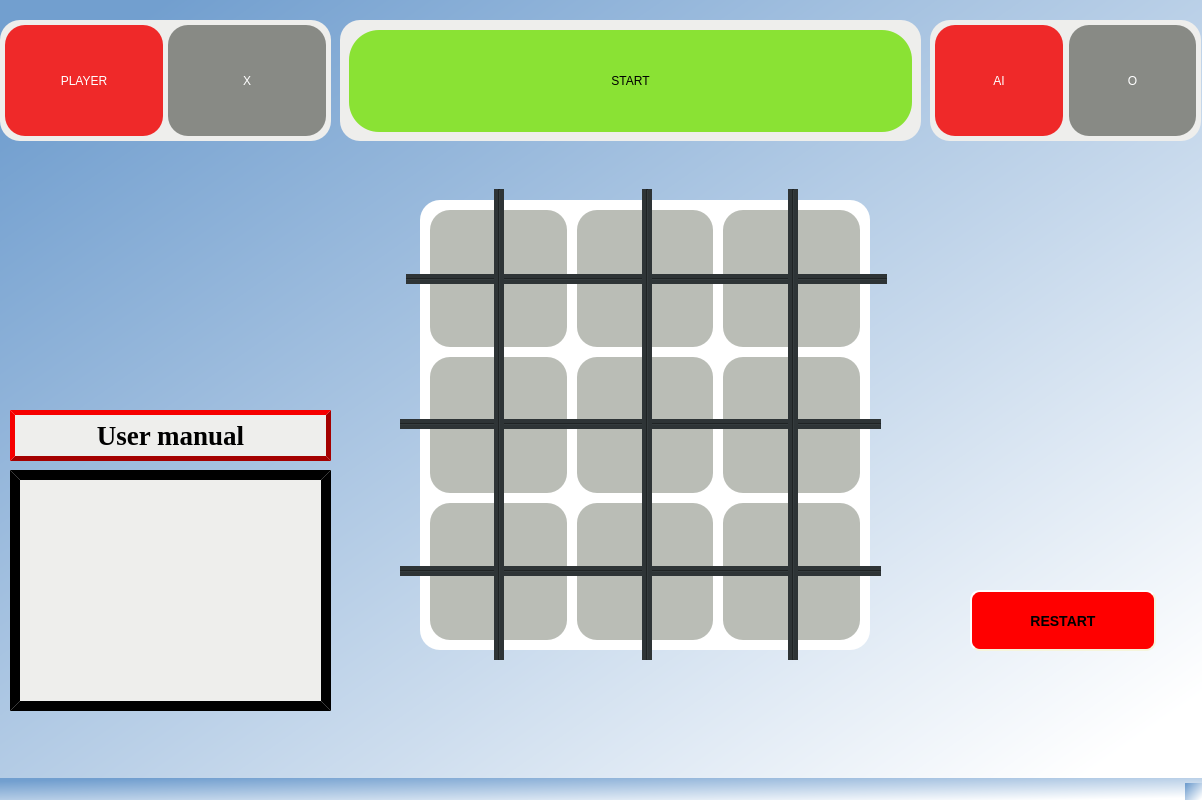
aleksat21/xo_game, file xo.ui: the form before one commit.
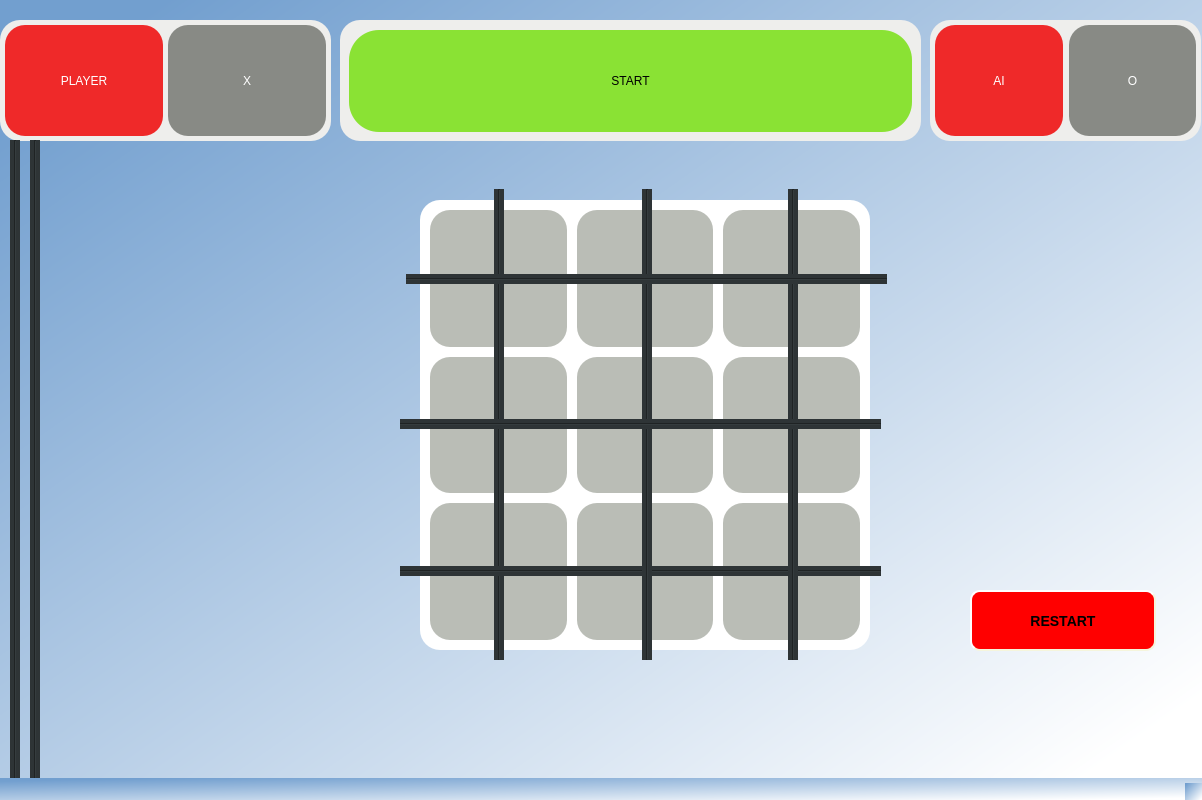
The form after the commit.

```diff
--- a/xo.ui
+++ b/xo.ui
@@ -34,7 +34,7 @@
    <string notr="true">background-color:qlineargradient(spread:pad, x1:0.08, y1:0.063, x2:0.99, y2:0.903, stop:0 rgba(114, 159, 207, 255), stop:1 rgba(255, 255, 255, 255))</string>
   </property>
   <widget class="QWidget" name="centralwidget">
-   <widget class="QFrame" name="xo_object">
+   <widget class="QWidget" name="xo_object" native="true">
     <property name="enabled">
      <bool>true</bool>
     </property>
@@ -454,74 +454,6 @@
      <bool>false</bool>
     </property>
    </widget>
-   <widget class="QTextBrowser" name="tbUserManual">
-    <property name="geometry">
-     <rect>
-      <x>10</x>
-      <y>470</y>
-      <width>321</width>
-      <height>241</height>
-     </rect>
-    </property>
-    <property name="font">
-     <font>
-      <family>Times New Roman</family>
-      <pointsize>20</pointsize>
-      <italic>true</italic>
-     </font>
-    </property>
-    <property name="layoutDirection">
-     <enum>Qt::LeftToRight</enum>
-    </property>
-    <property name="styleSheet">
-     <string notr="true">QTextBrowser {
-	background-color: rgb(238, 238, 236) ;
-    border-style: outset;
-    border-width: 10px;
-    border-color: rgb(0, 0, 0);
-}</string>
-    </property>
-    <property name="html">
-     <string>&lt;!DOCTYPE HTML PUBLIC &quot;-//W3C//DTD HTML 4.0//EN&quot; &quot;http://www.w3.org/TR/REC-html40/strict.dtd&quot;&gt;
-&lt;html&gt;&lt;head&gt;&lt;meta name=&quot;qrichtext&quot; content=&quot;1&quot; /&gt;&lt;style type=&quot;text/css&quot;&gt;
-p, li { white-space: pre-wrap; }
-&lt;/style&gt;&lt;/head&gt;&lt;body style=&quot; font-family:'Times New Roman'; font-size:20pt; font-weight:400; font-style:italic;&quot;&gt;
-&lt;p align=&quot;center&quot; style=&quot;-qt-paragraph-type:empty; margin-top:0px; margin-bottom:0px; margin-left:0px; margin-right:0px; -qt-block-indent:0; text-indent:0px;&quot;&gt;&lt;br /&gt;&lt;/p&gt;&lt;/body&gt;&lt;/html&gt;</string>
-    </property>
-   </widget>
-   <widget class="QLabel" name="lbUserManual">
-    <property name="geometry">
-     <rect>
-      <x>10</x>
-      <y>410</y>
-      <width>321</width>
-      <height>51</height>
-     </rect>
-    </property>
-    <property name="font">
-     <font>
-      <family>Times New Roman</family>
-      <pointsize>20</pointsize>
-      <weight>75</weight>
-      <bold>true</bold>
-     </font>
-    </property>
-    <property name="styleSheet">
-     <string notr="true">QLabel{
-	
-	background-color: rgb(238, 238, 236);
-	border-style: outset;
-	border-width: 5px;
-	border-color: rgb(164, 0, 0)
-}</string>
-    </property>
-    <property name="text">
-     <string>User manual</string>
-    </property>
-    <property name="alignment">
-     <set>Qt::AlignCenter</set>
-    </property>
-   </widget>
    <widget class="QFrame" name="horizontalFrame">
     <property name="geometry">
      <rect>
@@ -804,6 +736,82 @@
      <enum>Qt::Vertical</enum>
     </property>
    </widget>
+   <widget class="QGraphicsView" name="gwCentralView">
+    <property name="geometry">
+     <rect>
+      <x>370</x>
+      <y>180</y>
+      <width>551</width>
+      <height>491</height>
+     </rect>
+    </property>
+    <property name="styleSheet">
+     <string notr="true">background: transparent</string>
+    </property>
+    <property name="interactive">
+     <bool>true</bool>
+    </property>
+    <property name="sceneRect">
+     <rectf>
+      <x>0.000000000000000</x>
+      <y>0.000000000000000</y>
+      <width>0.000000000000000</width>
+      <height>0.000000000000000</height>
+     </rectf>
+    </property>
+   </widget>
+   <widget class="Line" name="lnDiagTopLeft">
+    <property name="enabled">
+     <bool>true</bool>
+    </property>
+    <property name="geometry">
+     <rect>
+      <x>10</x>
+      <y>140</y>
+      <width>10</width>
+      <height>650</height>
+     </rect>
+    </property>
+    <property name="styleSheet">
+     <string notr="true">background-color: rgb(46, 52, 54)</string>
+    </property>
+    <property name="orientation">
+     <enum>Qt::Vertical</enum>
+    </property>
+   </widget>
+   <widget class="Line" name="lnDiagTopRIght">
+    <property name="enabled">
+     <bool>true</bool>
+    </property>
+    <property name="geometry">
+     <rect>
+      <x>30</x>
+      <y>140</y>
+      <width>10</width>
+      <height>650</height>
+     </rect>
+    </property>
+    <property name="styleSheet">
+     <string notr="true">background-color: rgb(46, 52, 54)</string>
+    </property>
+    <property name="orientation">
+     <enum>Qt::Vertical</enum>
+    </property>
+   </widget>
+   <zorder>xo_object</zorder>
+   <zorder>horizontalFrame</zorder>
+   <zorder>btRestart</zorder>
+   <zorder>horizontalFrame</zorder>
+   <zorder>horizontalFrame</zorder>
+   <zorder>lnVL</zorder>
+   <zorder>lnHB</zorder>
+   <zorder>lnVR</zorder>
+   <zorder>lnVC</zorder>
+   <zorder>lnHC</zorder>
+   <zorder>lnHU</zorder>
+   <zorder>lnDiagTopLeft</zorder>
+   <zorder>lnDiagTopRIght</zorder>
+   <zorder>gwCentralView</zorder>
   </widget>
   <widget class="QMenuBar" name="menubar">
    <property name="geometry">
```
Left out of the diff: 372 changed lines with no effect on the pictures.
